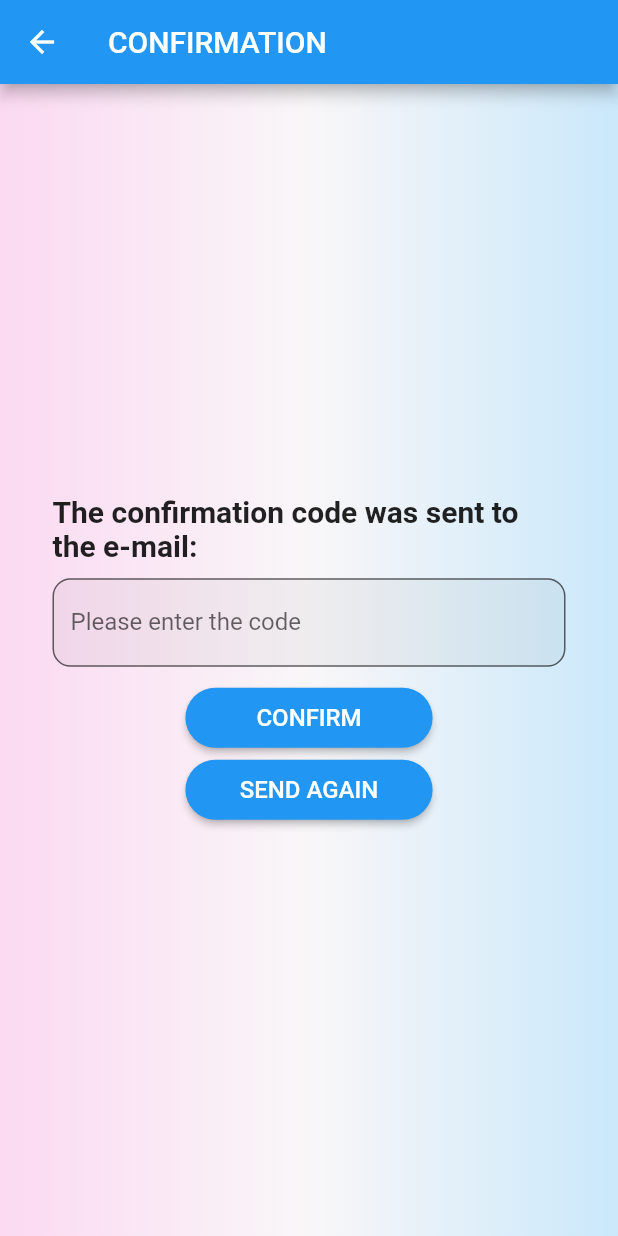
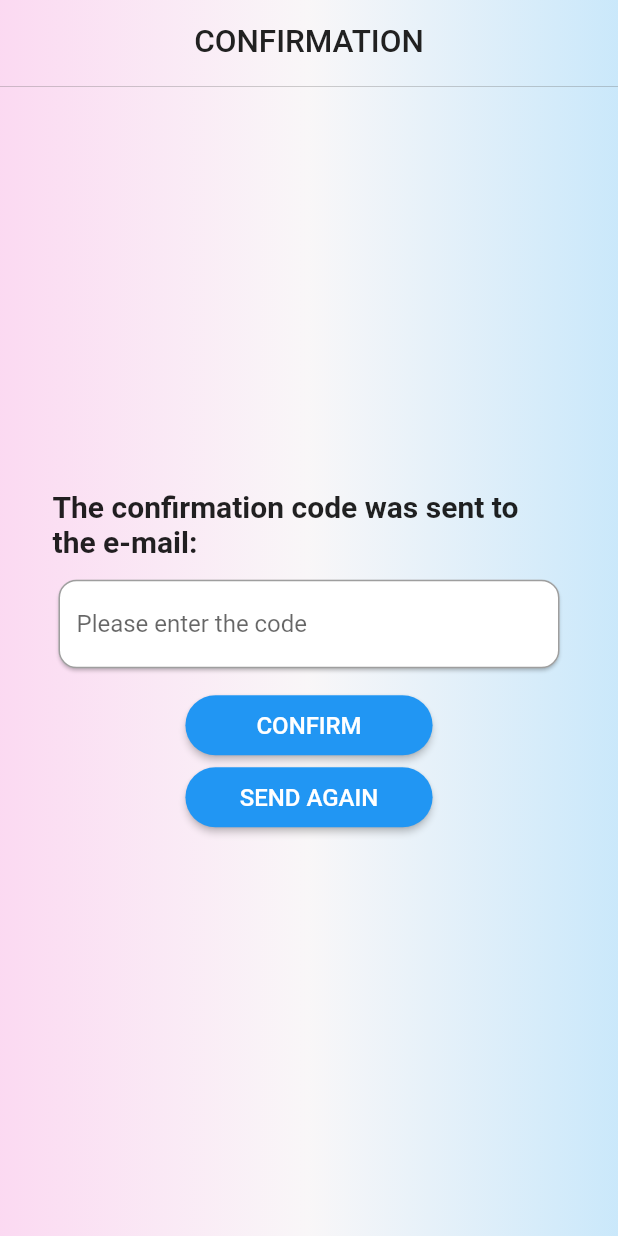
Before and after one commit to GTU-Ghostbusters/shelf_mobil_frontend, a Flutter app: the SignUpPage screen opened directly, after a tap on "SIGN UP", on a phone screen of 412 x 824 dp. Run offline on Flutter 3.47's test engine with Material 2 defaults, Android fonts, the light colour scheme and no system bars; our stand-ins replace email_validator, google_nav_bar, image_picker, scroll_snap_list, toggle_switch; missing offline and left inert: wc_form_validators; network calls fail.

Commit message:
Refactored some codes

```diff
--- a/lib/pages/signup_page.dart
+++ b/lib/pages/signup_page.dart
@@ -1,5 +1,6 @@
 import 'package:flutter/material.dart';
 import 'package:email_validator/email_validator.dart';
+import 'package:shelf_mobil_frontend/screens/app_bar.dart';
 import 'package:wc_form_validators/wc_form_validators.dart';
 
 class SignUpPage extends StatefulWidget {
@@ -19,10 +20,8 @@ class _SignUpPageState extends State<SignUpPage> {
   @override
   Widget build(BuildContext context) {
     return Scaffold(
-      appBar: AppBar(
-        title: const Text("SIGN UP"),
-        centerTitle: true,
-      ),
+      appBar: AppBarDesign()
+          .createAppBar("SIGN UP", BackButton(color: Colors.grey.shade900), []),
       body: Container(
         padding: const EdgeInsets.all(35),
         decoration: const BoxDecoration(
@@ -43,7 +42,10 @@ class _SignUpPageState extends State<SignUpPage> {
               child: Column(
                 mainAxisAlignment: MainAxisAlignment.center,
                 children: [
-                  TextFormField(
+                  Card(
+                    shape: RoundedRectangleBorder(
+                        borderRadius: BorderRadius.circular(12)),
+                    child: TextFormField(
                       validator: (name) {
                         if (name!.length < 3) {
                           return 'The name must consist of at least 3 characters.';
@@ -52,7 +54,6 @@ class _SignUpPageState extends State<SignUpPage> {
                         }
                       },
                       decoration: const InputDecoration(
-                      filled: true,
                         prefixIcon: Icon(Icons.person),
                         labelText: "Name",
                         labelStyle: TextStyle(
@@ -67,12 +68,12 @@ class _SignUpPageState extends State<SignUpPage> {
                         ),
                       ),
                     ),
-                  const SizedBox(
-                    height: 7,
                   ),
-                  TextFormField(
+                  Card(
+                    shape: RoundedRectangleBorder(
+                        borderRadius: BorderRadius.circular(12)),
+                    child: TextFormField(
                       decoration: const InputDecoration(
-                      filled: true,
                         prefixIcon: Icon(Icons.person),
                         labelText: "Surname",
                         labelStyle: TextStyle(
@@ -87,10 +88,11 @@ class _SignUpPageState extends State<SignUpPage> {
                         ),
                       ),
                     ),
-                  const SizedBox(
-                    height: 7,
                   ),
-                  TextFormField(
+                  Card(
+                    shape: RoundedRectangleBorder(
+                        borderRadius: BorderRadius.circular(12)),
+                    child: TextFormField(
                       controller: emailController,
                       validator: (email) {
                         if (!EmailValidator.validate(email!)) {
@@ -101,7 +103,6 @@ class _SignUpPageState extends State<SignUpPage> {
                       },
                       keyboardType: TextInputType.emailAddress,
                       decoration: const InputDecoration(
-                      filled: true,
                         prefixIcon: Icon(Icons.email_rounded),
                         labelText: "E-mail",
                         labelStyle: TextStyle(
@@ -116,14 +117,14 @@ class _SignUpPageState extends State<SignUpPage> {
                         ),
                       ),
                     ),
-                  const SizedBox(
-                    height: 7,
                   ),
-                  TextFormField(
-                    maxLength: 10,
+                  Card(
+                    shape: RoundedRectangleBorder(
+                        borderRadius: BorderRadius.circular(12)),
+                    child: TextFormField(
+                      //maxLength: 10,
                       keyboardType: TextInputType.phone,
                       decoration: const InputDecoration(
-                      filled: true,
                         prefixIcon: Icon(Icons.phone),
                         labelText: "Phone number",
                         labelStyle: TextStyle(
@@ -138,10 +139,11 @@ class _SignUpPageState extends State<SignUpPage> {
                         ),
                       ),
                     ),
-                  const SizedBox(
-                    height: 7,
                   ),
-                  TextFormField(
+                  Card(
+                    shape: RoundedRectangleBorder(
+                        borderRadius: BorderRadius.circular(12)),
+                    child: TextFormField(
                       validator: Validators.compose(
                         [
                           Validators.patternRegExp(
@@ -157,7 +159,6 @@ class _SignUpPageState extends State<SignUpPage> {
                       },
                       obscureText: _showPassword,
                       decoration: InputDecoration(
-                      filled: true,
                         errorMaxLines: 3,
                         prefixIcon: const Icon(Icons.lock_outline),
                         suffixIcon: IconButton(
@@ -185,10 +186,11 @@ class _SignUpPageState extends State<SignUpPage> {
                         ),
                       ),
                     ),
-                  const SizedBox(
-                    height: 7,
                   ),
-                  TextFormField(
+                  Card(
+                    shape: RoundedRectangleBorder(
+                        borderRadius: BorderRadius.circular(12)),
+                    child: TextFormField(
                       obscureText: _showPassword_1,
                       validator: (value) {
                         if (value != _password) {
@@ -197,7 +199,6 @@ class _SignUpPageState extends State<SignUpPage> {
                         return null;
                       },
                       decoration: InputDecoration(
-                      filled: true,
                         errorMaxLines: 2,
                         prefixIcon: const Icon(Icons.lock_outline),
                         suffixIcon: IconButton(
@@ -221,6 +222,7 @@ class _SignUpPageState extends State<SignUpPage> {
                         border: const OutlineInputBorder(
                           borderRadius: BorderRadius.all(
                             Radius.circular(12),
+                          ),
                         ),
                       ),
                     ),
@@ -277,9 +279,7 @@ class _ConfirmationState extends State<Confirmation> {
   @override
   Widget build(BuildContext context) {
     return Scaffold(
-      appBar: AppBar(
-        title: const Text("CONFIRMATION"),
-      ),
+      appBar: AppBarDesign().createAppBar("CONFIRMATION", const SizedBox(), []),
       body: Container(
         padding: const EdgeInsets.all(35),
         decoration: const BoxDecoration(
@@ -307,15 +307,18 @@ class _ConfirmationState extends State<Confirmation> {
                   const SizedBox(
                     height: 10,
                   ),
-                  TextFormField(
+                  Card(
+                    shape: RoundedRectangleBorder(
+                        borderRadius: BorderRadius.circular(12)),
+                    child: TextFormField(
                       keyboardType: TextInputType.number,
                       textAlign: TextAlign.center,
                       decoration: const InputDecoration(
                         labelText: "Please enter the code",
-                      filled: true,
                         border: OutlineInputBorder(
                           borderRadius: BorderRadius.all(
                             Radius.circular(12),
+                          ),
                         ),
                       ),
                     ),
```
Also changed, not shown: lib/pages/login_page.dart (+37 -29 lines), lib/pages/my_info_page.dart (+32 -4 lines). Lines whose indentation alone changed are shown as unchanged.
